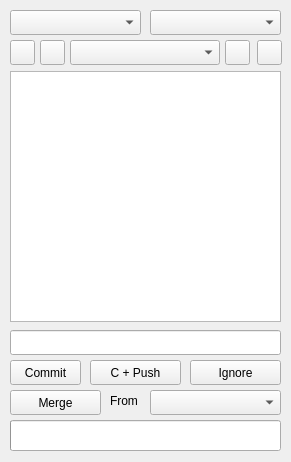
Above: window.ui from pythcoiner/GitHUD before the change. Below: the same form after it.
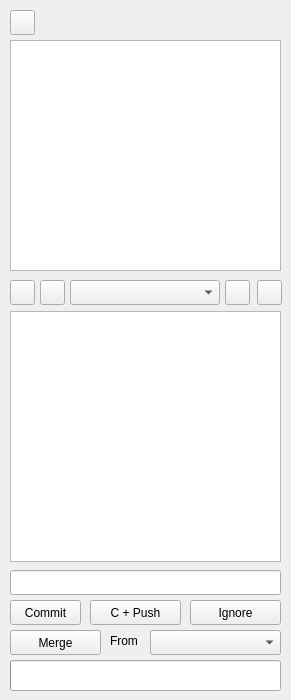
That is the form after the change.

Commit message: implement treeview for repo

Diff of the .ui file:
```diff
--- a/window.ui
+++ b/window.ui
@@ -7,7 +7,7 @@
     <x>0</x>
     <y>0</y>
     <width>291</width>
-    <height>462</height>
+    <height>700</height>
    </rect>
   </property>
   <property name="mouseTracking">
@@ -19,21 +19,11 @@
   <property name="whatsThis">
    <string/>
   </property>
-  <widget class="QComboBox" name="combo_project">
-   <property name="geometry">
-    <rect>
-     <x>10</x>
-     <y>10</y>
-     <width>131</width>
-     <height>25</height>
-    </rect>
-   </property>
-  </widget>
   <widget class="QComboBox" name="combo_merge">
    <property name="geometry">
     <rect>
      <x>150</x>
-     <y>390</y>
+     <y>630</y>
      <width>131</width>
      <height>25</height>
     </rect>
@@ -43,7 +33,7 @@
    <property name="geometry">
     <rect>
      <x>10</x>
-     <y>360</y>
+     <y>600</y>
      <width>71</width>
      <height>25</height>
     </rect>
@@ -56,7 +46,7 @@
    <property name="geometry">
     <rect>
      <x>225</x>
-     <y>40</y>
+     <y>280</y>
      <width>25</width>
      <height>25</height>
     </rect>
@@ -69,7 +59,7 @@
    <property name="geometry">
     <rect>
      <x>10</x>
-     <y>390</y>
+     <y>630</y>
      <width>91</width>
      <height>25</height>
     </rect>
@@ -82,7 +72,7 @@
    <property name="geometry">
     <rect>
      <x>70</x>
-     <y>40</y>
+     <y>280</y>
      <width>150</width>
      <height>25</height>
     </rect>
@@ -92,7 +82,7 @@
    <property name="geometry">
     <rect>
      <x>90</x>
-     <y>360</y>
+     <y>600</y>
      <width>91</width>
      <height>25</height>
     </rect>
@@ -101,21 +91,11 @@
     <string>C + Push</string>
    </property>
   </widget>
-  <widget class="QComboBox" name="combo_section">
-   <property name="geometry">
-    <rect>
-     <x>150</x>
-     <y>10</y>
-     <width>131</width>
-     <height>25</height>
-    </rect>
-   </property>
-  </widget>
   <widget class="QLineEdit" name="msg">
    <property name="geometry">
     <rect>
      <x>10</x>
-     <y>330</y>
+     <y>570</y>
      <width>271</width>
      <height>25</height>
     </rect>
@@ -125,7 +105,7 @@
    <property name="geometry">
     <rect>
      <x>10</x>
-     <y>420</y>
+     <y>660</y>
      <width>271</width>
      <height>31</height>
     </rect>
@@ -141,7 +121,7 @@
    <property name="geometry">
     <rect>
      <x>10</x>
-     <y>71</y>
+     <y>311</y>
      <width>271</width>
      <height>251</height>
     </rect>
@@ -168,7 +148,7 @@
    <property name="geometry">
     <rect>
      <x>190</x>
-     <y>360</y>
+     <y>600</y>
      <width>91</width>
      <height>25</height>
     </rect>
@@ -181,7 +161,7 @@
    <property name="geometry">
     <rect>
      <x>110</x>
-     <y>391</y>
+     <y>631</y>
      <width>41</width>
      <height>20</height>
     </rect>
@@ -194,7 +174,7 @@
    <property name="geometry">
     <rect>
      <x>257</x>
-     <y>40</y>
+     <y>280</y>
      <width>25</width>
      <height>25</height>
     </rect>
@@ -207,7 +187,7 @@
    <property name="geometry">
     <rect>
      <x>40</x>
-     <y>40</y>
+     <y>280</y>
      <width>25</width>
      <height>25</height>
     </rect>
@@ -220,7 +200,7 @@
    <property name="geometry">
     <rect>
      <x>10</x>
-     <y>40</y>
+     <y>280</y>
      <width>25</width>
      <height>25</height>
     </rect>
@@ -233,7 +213,7 @@
    <property name="geometry">
     <rect>
      <x>10</x>
-     <y>420</y>
+     <y>660</y>
      <width>271</width>
      <height>31</height>
     </rect>
@@ -245,6 +225,29 @@
     <bool>false</bool>
    </property>
   </widget>
+  <widget class="QTreeView" name="folder_tree">
+   <property name="geometry">
+    <rect>
+     <x>10</x>
+     <y>40</y>
+     <width>271</width>
+     <height>231</height>
+    </rect>
+   </property>
+  </widget>
+  <widget class="QPushButton" name="update_tree">
+   <property name="geometry">
+    <rect>
+     <x>10</x>
+     <y>10</y>
+     <width>25</width>
+     <height>25</height>
+    </rect>
+   </property>
+   <property name="text">
+    <string/>
+   </property>
+  </widget>
  </widget>
  <resources/>
  <connections/>
```
The commit also changes 2 other files.
